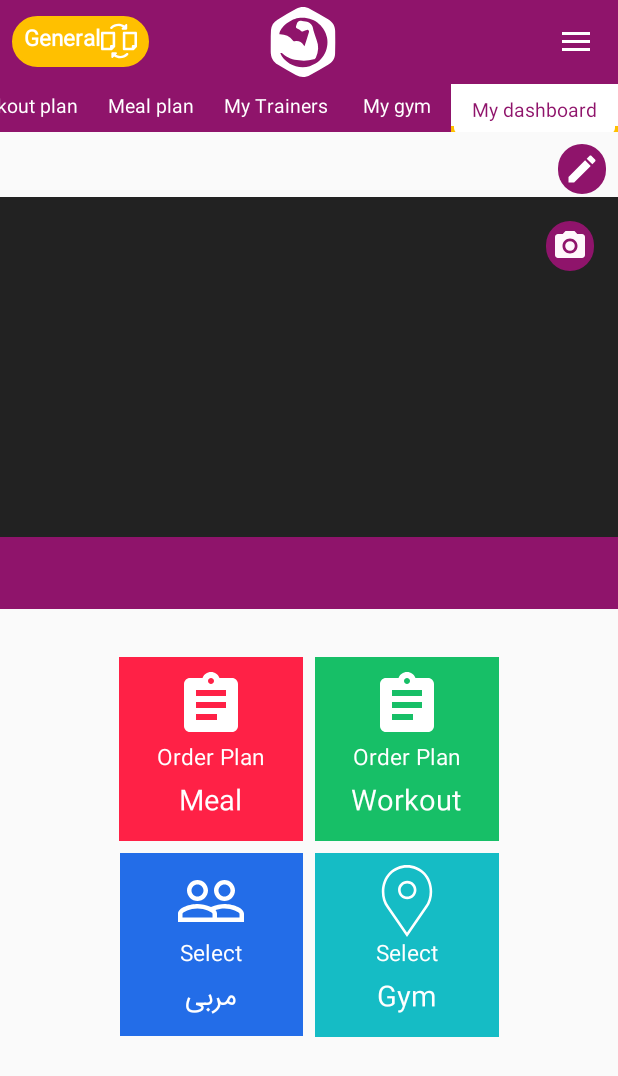
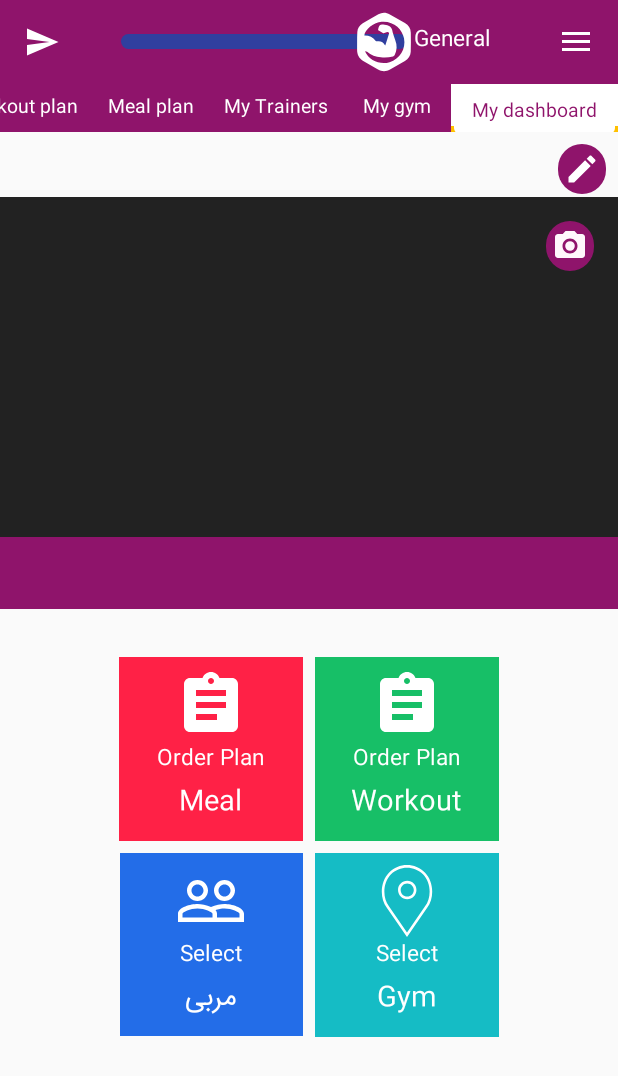
Before and after one commit to arsalanelec/Bodyfa_App, an Android app: the PrivateMainActivity screen opened directly, with no data from a screen before it, on a phone screen of 412 x 824 dp. Shown: the top 1076 px of the screen. Run offline under Robolectric (Android 15) with nearby library versions, the phone set to English and light mode, and no system bars; our stand-ins replace Dagger/Hilt's generated code, Room's generated code; libraries missing offline, so code that uses them is left out: com.facebook.drawee, com.theartofdev.edmodo; pictures from the network do not load; 8 statements that could not run were skipped.

Commit message:
initial v2.1.9
feat: replace inbox tab with an Activity that lunch by a button in mainActivity TitleBar.
feat: changed the private-general button to a switch button.
fix: membership requests now shown for trainer.

```diff
--- a/app/src/main/java/com/example/arsalan/mygym/activities/PrivateMainActivity.java
+++ b/app/src/main/java/com/example/arsalan/mygym/activities/PrivateMainActivity.java
@@ -510,7 +510,7 @@ public class PrivateMainActivity extends AppCompatActivity
 
 
     private class ViewPagerTrainerAdapter extends FragmentStatePagerAdapter {
-        String[] titles = {getString(R.string.dashboard), getString(R.string.my_athleths), getString(R.string.plans), getString(R.string.orders), getString(R.string.transactions), getString(R.string.messages)};
+        String[] titles = {getString(R.string.dashboard), getString(R.string.my_athleths), getString(R.string.plans), getString(R.string.orders), getString(R.string.transactions)};//, getString(R.string.messages)};
 
         public ViewPagerTrainerAdapter(FragmentManager fm) {
             super(fm);
@@ -544,8 +544,8 @@ public class PrivateMainActivity extends AppCompatActivity
                     return new TutorialFragment();
                 case 4:
                     return new TrainerListFragment();
-                case 5:
-                    return InboxFragment.newInstance(mCurrentUser);
+               // case 5:
+               //     return InboxFragment.newInstance(mCurrentUser);
 
             }
             return new HomeFragment();
--- a/app/src/main/java/com/example/arsalan/mygym/adapters/ViewPagerTrainerAdapter.java
+++ b/app/src/main/java/com/example/arsalan/mygym/adapters/ViewPagerTrainerAdapter.java
@@ -33,7 +33,7 @@ public class ViewPagerTrainerAdapter extends FragmentStatePagerAdapter {
     public ViewPagerTrainerAdapter(FragmentManager fm, Context context,User user,Trainer trainer) {
         super(fm);
         mContext = context;
-        titles = new String[]{mContext.getString(R.string.dashboard), mContext.getString(R.string.my_athleths), mContext.getString(R.string.plans), mContext.getString(R.string.orders), mContext.getString(R.string.transactions), mContext.getString(R.string.messages)};
+        titles = new String[]{mContext.getString(R.string.dashboard), mContext.getString(R.string.my_athleths), mContext.getString(R.string.plans), mContext.getString(R.string.orders), mContext.getString(R.string.transactions)};//, mContext.getString(R.string.messages)};
     mCurrentUser=user;
     mCurrentTrainer=trainer;
     }
@@ -66,8 +66,8 @@ public class ViewPagerTrainerAdapter extends FragmentStatePagerAdapter {
                 return  TrainerOrderListFragment.newInstance(mCurrentTrainer.getId());
             case 4:
                 return new TrainerListFragment();
-            case 5:
-                return InboxFragment.newInstance(mCurrentUser);
+            //case 5:
+            //    return InboxFragment.newInstance(mCurrentUser);
 
         }
         return new HomeFragment();
--- a/app/src/main/java/com/example/arsalan/mygym/adapters/ViewPagerVarzeshkarAdapter.java
+++ b/app/src/main/java/com/example/arsalan/mygym/adapters/ViewPagerVarzeshkarAdapter.java
@@ -32,7 +32,7 @@ public class ViewPagerVarzeshkarAdapter extends FragmentStatePagerAdapter {
     public ViewPagerVarzeshkarAdapter(FragmentManager fm, Context context, User user) {
         super(fm);
         mContext = context;
-        titles = new String[]{mContext.getString(R.string.my_dashboard), mContext.getString(R.string.my_gym), mContext.getString(R.string.my_trainers), mContext.getString(R.string.meal_plan), mContext.getString(R.string.workout_plan), mContext.getString(R.string.messages)};
+        titles = new String[]{mContext.getString(R.string.my_dashboard), mContext.getString(R.string.my_gym), mContext.getString(R.string.my_trainers), mContext.getString(R.string.meal_plan), mContext.getString(R.string.workout_plan)};//, mContext.getString(R.string.messages)};
         mCurrentUser = user;
     }
 
@@ -64,8 +64,8 @@ public class ViewPagerVarzeshkarAdapter extends FragmentStatePagerAdapter {
                 return AthleteMealPlanListFragment.newInstance(mCurrentUser);
             case 4:
                 return AthleteWorkoutPlanListFragment.newInstance(mCurrentUser);
-            case 5:
-                return InboxFragment.newInstance(mCurrentUser);
+           // case 5:
+           //     return InboxFragment.newInstance(mCurrentUser);
         }
 
         return new HomeFragment();
--- a/app/src/main/java/com/example/arsalan/mygym/di/AppComponent.java
+++ b/app/src/main/java/com/example/arsalan/mygym/di/AppComponent.java
@@ -40,7 +40,8 @@ import dagger.android.AndroidInjectionModule;
         , WorkoutPlanActivityModule.class
         , EditProfileActivityModule.class
         , TrancastionListActivityModule.class
-        ,ProfileTrainerActivityModule.class})
+        , ProfileTrainerActivityModule.class
+        , ChatListActivityModule.class})
 
 public interface AppComponent {
     void inject(MyApplication myApplication);
--- a/app/src/main/java/com/example/arsalan/mygym/retrofit/ApiInterface.java
+++ b/app/src/main/java/com/example/arsalan/mygym/retrofit/ApiInterface.java
@@ -224,7 +224,7 @@ public interface ApiInterface {
 
     @Multipart
     @POST("/api/Trainer/GetTrainerAthletes")
-    Call<RetTrainerAthleteList> getMyAthleteList(@Header("Authorization") String token, @Part("TrainerId") long trainerId);
+    Call<RetTrainerAthleteList> getMyAthleteList(@Header("Authorization") String token, @Part("TrainerUserId") long trainerId);
 
     @Multipart
     @POST("api/Trainer/EditHonors")
--- a/app/src/main/java/com/example/arsalan/room/MyDatabase.java
+++ b/app/src/main/java/com/example/arsalan/room/MyDatabase.java
@@ -35,7 +35,7 @@ import com.example.arsalan.mygym.models.WorkoutPlanReq;
         TrainerAthlete.class
 
 }, exportSchema = false
-        , version = 10)
+        , version = 11)
 public abstract class MyDatabase extends RoomDatabase {
 
     abstract public NewsDao newsDao();
--- /dev/null
+++ b/app/src/main/res/color/switch_color.xml
@@ -0,0 +1,8 @@
+<?xml version="1.0" encoding="utf-8"?>
+<selector xmlns:android="http://schemas.android.com/apk/res/android">
+    <item android:state_enabled="false"
+        android:color="@color/gray_light"/>
+    <item android:state_checked="true"
+        android:color="@color/yellow"  />
+    <item android:color="@color/colorPrimaryDark" />
+</selector>
--- /dev/null
+++ b/app/src/main/res/drawable/switch_thumb_custom.xml
@@ -0,0 +1,9 @@
+<?xml version="1.0" encoding="utf-8"?>
+<layer-list
+    xmlns:android="http://schemas.android.com/apk/res/android">
+
+    <item android:width="40dp"
+        android:height="40dp"
+        android:drawable="@drawable/ic_bodyfa_white">
+    </item>
+</layer-list>
--- /dev/null
+++ b/app/src/main/res/drawable/switch_track_custom.xml
@@ -0,0 +1,16 @@
+<?xml version="1.0" encoding="utf-8"?>
+<layer-list xmlns:android="http://schemas.android.com/apk/res/android">
+
+    <item android:gravity="center_vertical|fill_horizontal" android:top="7dp"
+         android:bottom="7dp" android:left="5dp" android:right="5dp"
+        >
+        <shape android:shape="rectangle"
+             >
+            <corners android:radius="20dp" />
+            <solid android:color="@color/switch_color" />
+            <size android:height="10dp" />
+
+        </shape>
+    </item>
+
+</layer-list>
--- a/app/src/main/res/layout/app_bar_main.xml
+++ b/app/src/main/res/layout/app_bar_main.xml
@@ -24,32 +24,29 @@
                 android:layout_width="match_parent"
                 android:layout_height="match_parent">
 
-                <androidx.appcompat.widget.AppCompatImageView
-                    android:layout_width="match_parent"
+                <Switch
+                    android:id="@+id/btnSwitch"
+                    android:layout_width="wrap_content"
                     android:layout_height="wrap_content"
                     android:layout_gravity="center"
                     android:layout_marginLeft="32dp"
-                    app:srcCompat="@drawable/ic_bodyfa_white" />
+                    android:track="@drawable/switch_track_custom"
+                    android:thumb="@drawable/switch_thumb_custom"
+                    android:switchMinWidth="200dp"
+                    />
 
-                <androidx.appcompat.widget.AppCompatButton
-                    android:id="@+id/btnSwitch"
-                    android:layout_width="wrap_content"
-                    android:layout_height="wrap_content"
+                <ImageButton
+                    android:id="@+id/btnChatlist"
+                    android:layout_width="40dp"
+                    android:layout_height="40dp"
                     android:layout_gravity="left|center_vertical"
                     android:layout_marginLeft="8dp"
                     android:layout_marginRight="8dp"
-                    android:background="@drawable/button_round"
+                    android:src="@drawable/ic_send_24dp"
                     android:clickable="true"
-                    android:drawableStart="@drawable/ic_swap"
                     android:foreground="?attr/selectableItemBackground"
-                    android:gravity="center"
-                    android:paddingBottom="4dp"
-                    android:paddingEnd="8dp"
-                    android:paddingStart="8dp"
-                    android:paddingTop="4dp"
-                    android:text="@string/dashboard"
-                    android:textStyle="bold"
-                    app:backgroundTint="@color/yellow" />
+                    android:background="@android:color/transparent"
+                    android:gravity="center" />
             </FrameLayout>
         </androidx.appcompat.widget.Toolbar>
 
```
Also changed, not shown: app/src/main/AndroidManifest.xml (+20 -19 lines), app/src/main/java/com/example/arsalan/mygym/activities/ChatListActivity.java (added, +39 -0 lines), app/src/main/java/com/example/arsalan/mygym/activities/MainActivity.java (+19 -6 lines), app/src/main/java/com/example/arsalan/mygym/di/ChatListActivityModule.java (added, +29 -0 lines), app/src/main/java/com/example/arsalan/mygym/fragments/InboxFragment.java (+7 -9 lines), app/src/main/java/com/example/arsalan/mygym/models/User.java (+31 -35 lines), app/src/main/res/layout/activity_chat_list.xml (added, +12 -0 lines), app/src/main/res/values/colors.xml (+8 -0 lines), 1 other file.
